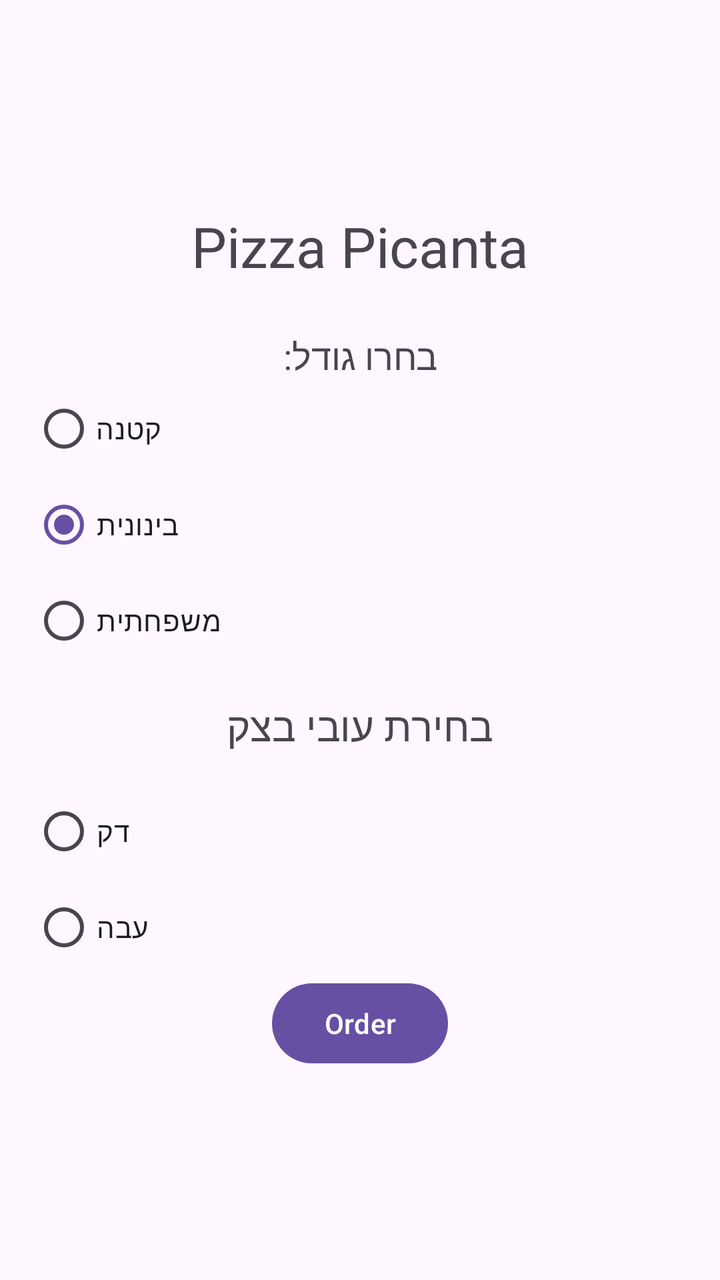
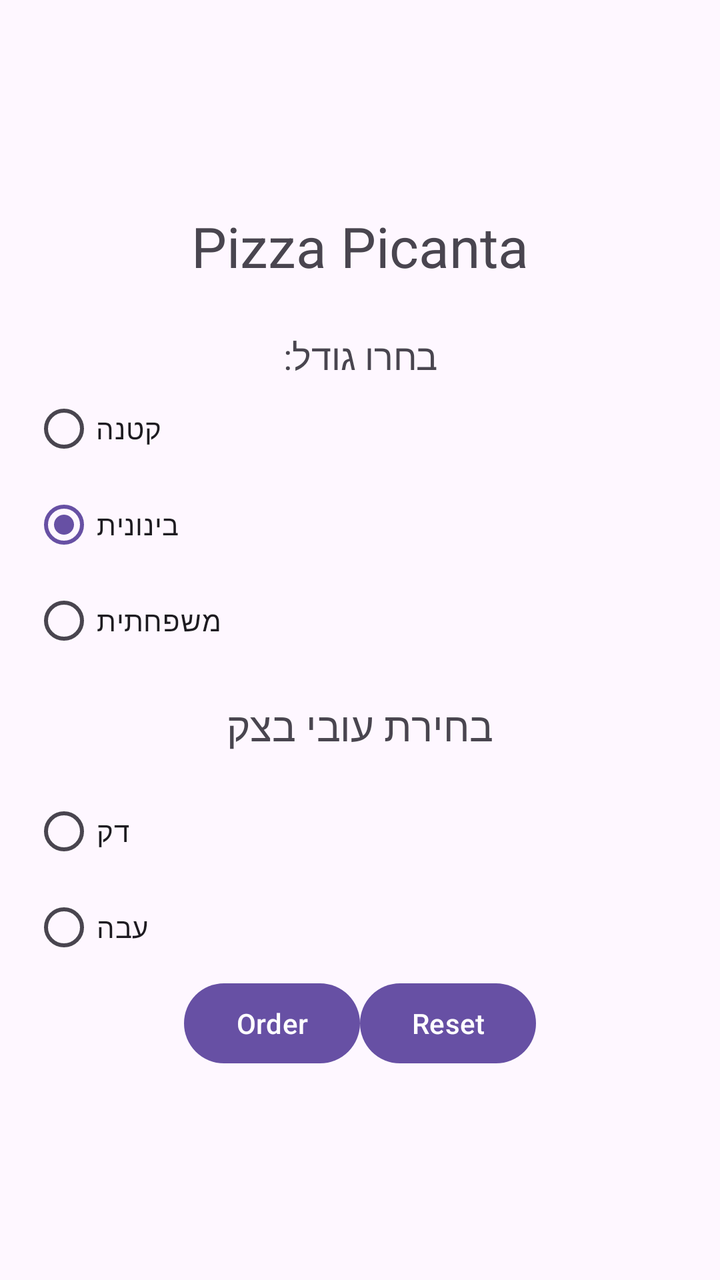

Before-and-after screenshots of an Android layout around one commit, followed by the original layout XML and the change that was made.
<!-- AndroidManifest.xml: application theme Theme.PizzaOrder -->
<!-- res/layout/activity_main.xml -->
<?xml version="1.0" encoding="utf-8"?>
<LinearLayout xmlns:android="http://schemas.android.com/apk/res/android"
    android:id="@+id/main"
    android:layout_width="match_parent"
    android:layout_height="match_parent"
    android:orientation="vertical"
    android:gravity="center"
    android:padding="16dp">

<TextView
    android:id="@+id/tvTitle"
    android:layout_width="match_parent"
    android:layout_height="wrap_content"
    android:gravity="center"
    android:textSize="28sp"
    android:text="Pizza Picanta"/>

    <TextView
        android:id="@+id/tvSizeLabel"
        android:layout_width="wrap_content"
        android:layout_height="wrap_content"
        android:layout_marginTop="24dp"
        android:text="בחרו גודל:"
        android:textSize="18sp" />

    <RadioGroup
        android:id="@+id/rgSize"
        android:layout_width="match_parent"
        android:layout_height="wrap_content"
        android:orientation="vertical">

        <RadioButton
            android:id="@+id/rbSmall"
            android:layout_width="wrap_content"
            android:layout_height="wrap_content"
            android:text="קטנה"/>

        <RadioButton
            android:id="@+id/rbMedium"
            android:layout_width="wrap_content"
            android:layout_height="wrap_content"
            android:text="בינונית"
            android:checked="true"/>

        <RadioButton
            android:id="@+id/rbLarge"
            android:layout_width="wrap_content"
            android:layout_height="wrap_content"
            android:text="משפחתית" />

    </RadioGroup>

    <TextView
        android:layout_width="wrap_content"
        android:layout_height="wrap_content"
        android:text="בחירת עובי בצק"
        android:textSize="20sp"
        android:padding="15dp"
        />

    <RadioGroup
        android:id="@+id/rgCrust"
        android:layout_width="match_parent"
        android:layout_height="wrap_content"
        android:orientation="vertical">

        <RadioButton
            android:id="@+id/rbThin"
            android:layout_width="wrap_content"
            android:layout_height="wrap_content"
            android:text="דק"/>

        <RadioButton
            android:id="@+id/rbThick"
            android:layout_width="wrap_content"
            android:layout_height="wrap_content"
            android:text="עבה"/>

    </RadioGroup>

<Button
    android:layout_width="wrap_content"
    android:layout_height="wrap_content"
    android:id="@+id/btnOrder"
    android:text="Order"/>



</LinearLayout>
<!-- resources referenced by this layout -->
<resources>
  <style name="Theme.PizzaOrder" parent="Base.Theme.PizzaOrder" />
  <style name="Base.Theme.PizzaOrder" parent="Theme.Material3.DayNight.NoActionBar">
          
          
      </style>
</resources>

<!-- the commit's change to res/layout/activity_main.xml (unified diff, before → after) -->
@@ -78,12 +78,21 @@
 
     </RadioGroup>
 
-<Button
-    android:layout_width="wrap_content"
-    android:layout_height="wrap_content"
-    android:id="@+id/btnOrder"
-    android:text="Order"/>
+    <LinearLayout
+        android:layout_width="wrap_content"
+        android:layout_height="wrap_content"
+        android:orientation="horizontal">
+        <Button
+            android:layout_width="wrap_content"
+            android:layout_height="wrap_content"
+            android:id="@+id/btnOrder"
+            android:text="Order"/>
 
-
+        <Button
+            android:layout_width="wrap_content"
+            android:layout_height="wrap_content"
+            android:text="Reset"
+            android:id="@+id/btnReset"/>
+    </LinearLayout>
 
 </LinearLayout>
